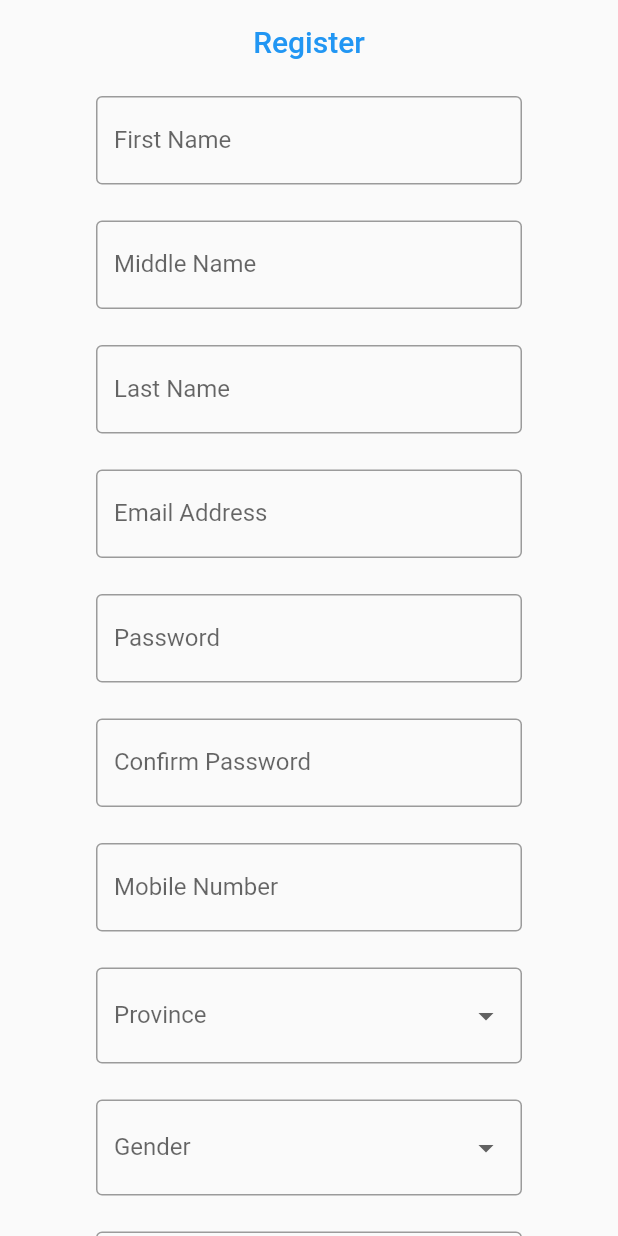
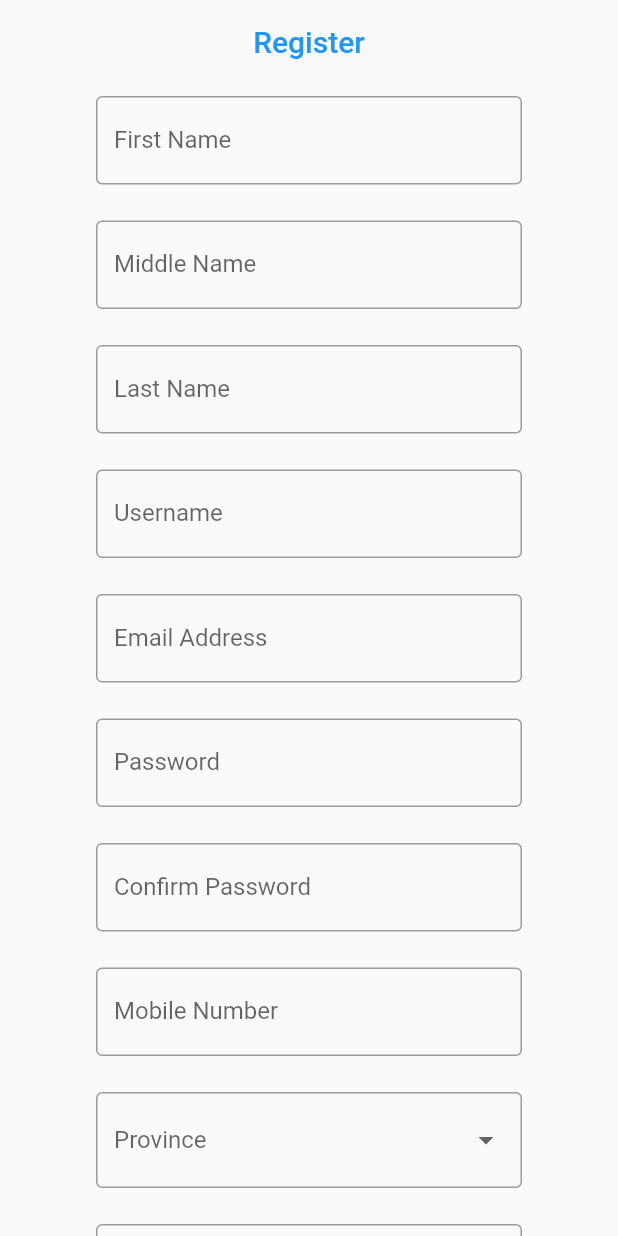
Before and after one commit to VincentJoshuaET/flutter_firebase_sample, a Flutter app: the RegisterScreen screen opened by its route, on a phone screen of 412 x 824 dp. Run offline on Flutter 3.47's test engine with Material 2 defaults, Android fonts, the phone set to English and light mode, and no system bars; our stand-ins replace cloud_firestore, email_validator, firebase_auth; accounts and stored records are empty; statements that could not run were skipped.

Commit message:
Add username field

```diff
--- a/lib/model/user.dart
+++ b/lib/model/user.dart
@@ -6,6 +6,7 @@ class User {
   String firstName;
   String middleName;
   String lastName;
+  String username;
   String mobile;
   String location;
   String gender;
@@ -17,6 +18,7 @@ class User {
       @required this.firstName,
       @required this.middleName,
       @required this.lastName,
+      @required this.username,
       @required this.mobile,
       @required this.location,
       @required this.gender,
@@ -28,6 +30,7 @@ class User {
         firstName = snapshot['firstName'] as String ?? '',
         middleName = snapshot['middleName'] as String ?? '',
         lastName = snapshot['lastName'] as String ?? '',
+        username = snapshot['username'] as String ?? '',
         mobile = snapshot['mobile'] as String ?? '',
         location = snapshot['location'] as String ?? '',
         gender = snapshot['gender'] as String ?? '',
@@ -40,6 +43,7 @@ class User {
       'firstName': firstName,
       'middleName': middleName,
       'lastName': lastName,
+      'username': username,
       'mobile': mobile,
       'location': location,
       'gender': gender,
--- a/lib/service/firestore.dart
+++ b/lib/service/firestore.dart
@@ -12,6 +12,17 @@ class FirestoreService {
 
   final Firestore _firestore = Firestore.instance;
 
+  Future checkUsername(String username) async {
+    try {
+      return await _firestore
+          .collection('users')
+          .where('username', isEqualTo: username)
+          .getDocuments();
+    } catch (error) {
+      return error;
+    }
+  }
+
   Future setUserData(User user) async {
     try {
       return await _firestore
--- a/lib/ui/auth/register.dart
+++ b/lib/ui/auth/register.dart
@@ -23,6 +23,7 @@ class _RegisterScreenState extends State<RegisterScreen> {
   final TextEditingController _middleName = TextEditingController();
   final TextEditingController _lastName = TextEditingController();
   final TextEditingController _email = TextEditingController();
+  final TextEditingController _username = TextEditingController();
   final TextEditingController _password = TextEditingController();
   final TextEditingController _mobile = TextEditingController();
   final TextEditingController _location = TextEditingController();
@@ -79,6 +80,7 @@ class _RegisterScreenState extends State<RegisterScreen> {
         firstName: _firstName.text,
         middleName: _middleName.text,
         lastName: _lastName.text,
+        username: _username.text,
         mobile: _mobile.text,
         location: _location.text,
         gender: _gender.text,
@@ -96,9 +98,7 @@ class _RegisterScreenState extends State<RegisterScreen> {
   }
 
   Future<void> _createUser() async {
-    if (_formKey.currentState.validate()) {
-      final dynamic result =
-          await _auth.createUser(_email.text, _password.text);
+    final dynamic result = await _auth.createUser(_email.text, _password.text);
 
     if (result is AuthResult) {
       _setUserData(result.user);
@@ -108,6 +108,25 @@ class _RegisterScreenState extends State<RegisterScreen> {
           text: result.message as String,
           label: 'Retry',
           onPressed: () async => _createUser());
+    }
+  }
+
+  Future<void> _checkUsername() async {
+    if (_formKey.currentState.validate()) {
+      final dynamic result = await _firestore.checkUsername(_username.text);
+
+      if (result is QuerySnapshot) {
+        if (result.documents.isEmpty) {
+          _createUser();
+        } else {
+          showSnackBar(key: _scaffoldKey, text: 'Username already exists!');
+        }
+      } else {
+        showSnackBarAction(
+            key: _scaffoldKey,
+            text: result.message as String,
+            label: 'Retry',
+            onPressed: () async => _checkUsername());
       }
     } else {
       setState(() => _autoValidate = true);
@@ -137,20 +156,25 @@ class _RegisterScreenState extends State<RegisterScreen> {
                       InputForm(
                           controller: _firstName,
                           error: 'Please enter first name',
-                        label: 'First Name',
-                      ),
+                          label: 'First Name'),
                       const SizedBox(height: 24.0),
                       InputForm(
                           controller: _middleName,
                           error: 'Please enter middle name',
-                        label: 'Middle Name',
-                      ),
+                          label: 'Middle Name'),
                       const SizedBox(height: 24.0),
                       InputForm(
                           controller: _lastName,
                           error: 'Please enter last name',
-                        label: 'Last Name',
-                      ),
+                          label: 'Last Name'),
+                      const SizedBox(height: 24.0),
+                      InputForm(
+                          controller: _username,
+                          error: 'Please enter username',
+                          label: 'Username',
+                          validator: (value) => value.length < 8
+                              ? 'Please enter valid username'
+                              : null),
                       const SizedBox(height: 24.0),
                       EmailForm(controller: _email),
                       const SizedBox(height: 24.0),
@@ -177,7 +201,7 @@ class _RegisterScreenState extends State<RegisterScreen> {
                           onTap: () => _selectDate(context)),
                       const SizedBox(height: 24.0),
                       PrimaryButton(
-                          onPressed: () async => _createUser(),
+                          onPressed: () async => _checkUsername(),
                           text: 'Register'),
                       SecondaryButton(
                           onPressed: () => Navigator.pop(context),
--- a/lib/util/widgets.dart
+++ b/lib/util/widgets.dart
@@ -32,7 +32,7 @@ class PasswordForm extends StatelessWidget {
             border: OutlineInputBorder(), labelText: 'Password'),
         obscureText: true,
         validator: (value) =>
-        value.isPassword() ? null : 'Please enter valid password');
+            value.isPassword() ? 'Please enter valid password' : null);
   }
 }
 
```
Lines whose indentation alone changed are shown as unchanged.
